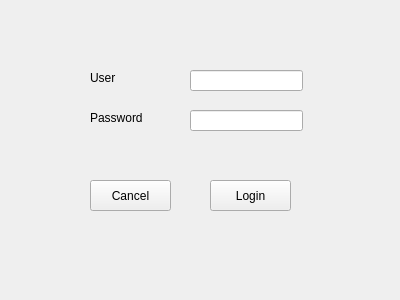
Qt form qt/src/login.ui (fmxinliu/cmake-practice) before a commit.
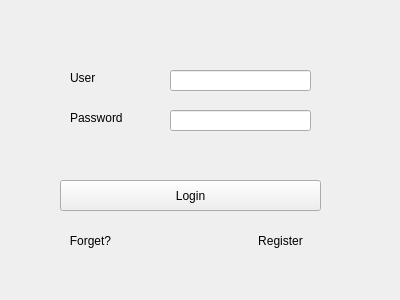
The same form after that commit.

The edit to the form file:
```diff
--- a/qt/src/login.ui
+++ b/qt/src/login.ui
@@ -16,7 +16,7 @@
   <widget class="QPushButton" name="btnCancel">
    <property name="geometry">
     <rect>
-     <x>90</x>
+     <x>80</x>
      <y>180</y>
      <width>81</width>
      <height>31</height>
@@ -29,9 +29,9 @@
   <widget class="QPushButton" name="btnLogin">
    <property name="geometry">
     <rect>
-     <x>210</x>
+     <x>60</x>
      <y>180</y>
-     <width>81</width>
+     <width>261</width>
      <height>31</height>
     </rect>
    </property>
@@ -42,9 +42,9 @@
   <widget class="QLineEdit" name="leUsername">
    <property name="geometry">
     <rect>
-     <x>190</x>
+     <x>170</x>
      <y>70</y>
-     <width>113</width>
+     <width>141</width>
      <height>21</height>
     </rect>
    </property>
@@ -52,7 +52,7 @@
   <widget class="QLabel" name="lblPassword">
    <property name="geometry">
     <rect>
-     <x>90</x>
+     <x>70</x>
      <y>110</y>
      <width>68</width>
      <height>15</height>
@@ -65,7 +65,7 @@
   <widget class="QLabel" name="lblUser">
    <property name="geometry">
     <rect>
-     <x>90</x>
+     <x>70</x>
      <y>70</y>
      <width>68</width>
      <height>15</height>
@@ -78,9 +78,9 @@
   <widget class="QLineEdit" name="lePassword">
    <property name="geometry">
     <rect>
-     <x>190</x>
+     <x>170</x>
      <y>110</y>
-     <width>113</width>
+     <width>141</width>
      <height>21</height>
     </rect>
    </property>
@@ -88,12 +88,17 @@
   <widget class="QLabel" name="lblMessage">
    <property name="geometry">
     <rect>
-     <x>90</x>
+     <x>70</x>
      <y>140</y>
-     <width>211</width>
+     <width>241</width>
      <height>16</height>
     </rect>
    </property>
+   <property name="font">
+    <font>
+     <pointsize>8</pointsize>
+    </font>
+   </property>
    <property name="styleSheet">
     <string notr="true">color: rgb(255, 0, 0)</string>
    </property>
@@ -101,6 +106,38 @@
     <string/>
    </property>
   </widget>
+  <widget class="QPushButton" name="pushButton">
+   <property name="geometry">
+    <rect>
+     <x>40</x>
+     <y>230</y>
+     <width>101</width>
+     <height>21</height>
+    </rect>
+   </property>
+   <property name="styleSheet">
+    <string notr="true">border: none;</string>
+   </property>
+   <property name="text">
+    <string>Forget?</string>
+   </property>
+  </widget>
+  <widget class="QPushButton" name="pushButton_2">
+   <property name="geometry">
+    <rect>
+     <x>240</x>
+     <y>230</y>
+     <width>81</width>
+     <height>21</height>
+    </rect>
+   </property>
+   <property name="styleSheet">
+    <string notr="true">border: none;</string>
+   </property>
+   <property name="text">
+    <string>Register</string>
+   </property>
+  </widget>
  </widget>
  <resources/>
  <connections>
```
Left out of the diff: 36 changed lines with no effect on the pictures.
